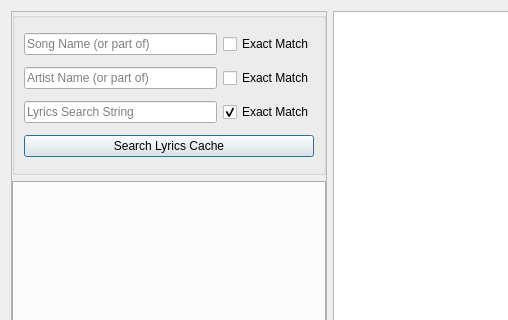
The window that source_ui/lyrics_search_dialog.ui (TheRealBanana/bLyrics) describes before a commit, drawn with Qt 5; both pictures show x 0 to 508 and y 0 to 320 of the 600 by 600 pixel window.
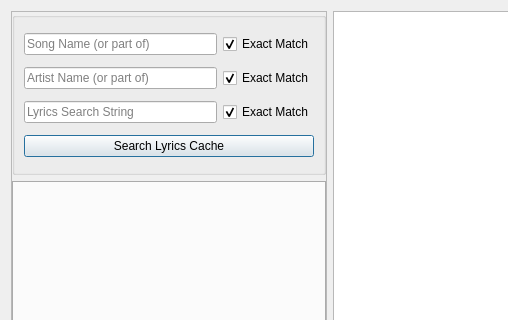
The same window after the commit.

Diff of the .ui file:
```diff
--- a/source_ui/lyrics_search_dialog.ui
+++ b/source_ui/lyrics_search_dialog.ui
@@ -62,6 +62,9 @@
            <property name="text">
             <string>Exact Match</string>
            </property>
+           <property name="checked">
+            <bool>true</bool>
+           </property>
           </widget>
          </item>
          <item row="1" column="0">
@@ -76,6 +79,9 @@
            <property name="text">
             <string>Exact Match</string>
            </property>
+           <property name="checked">
+            <bool>true</bool>
+           </property>
           </widget>
          </item>
          <item row="2" column="0">
```
